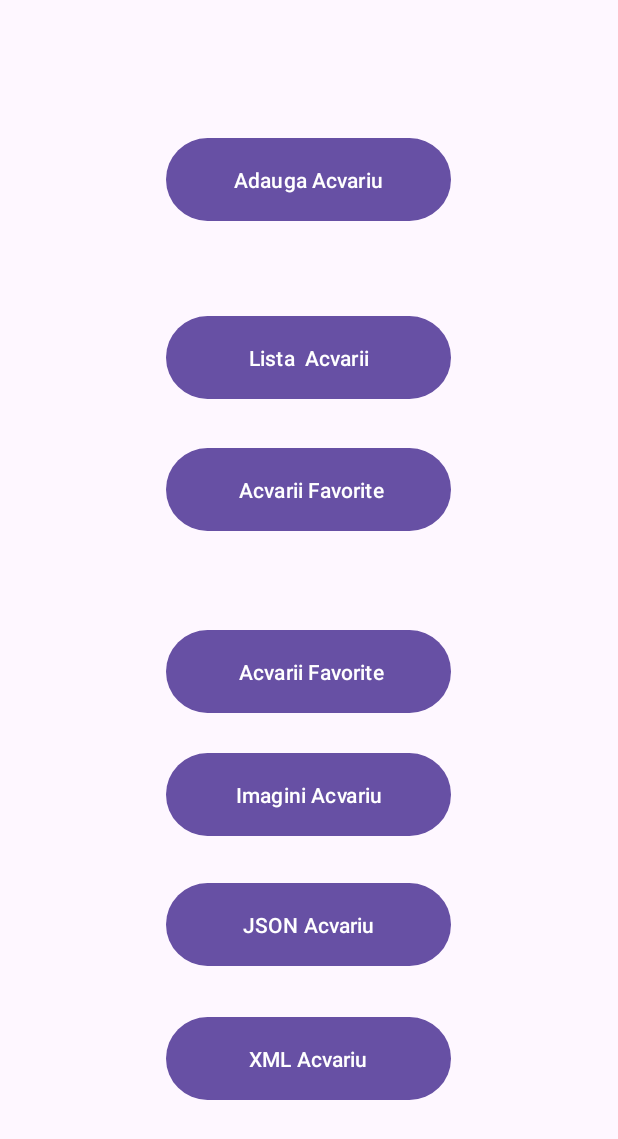
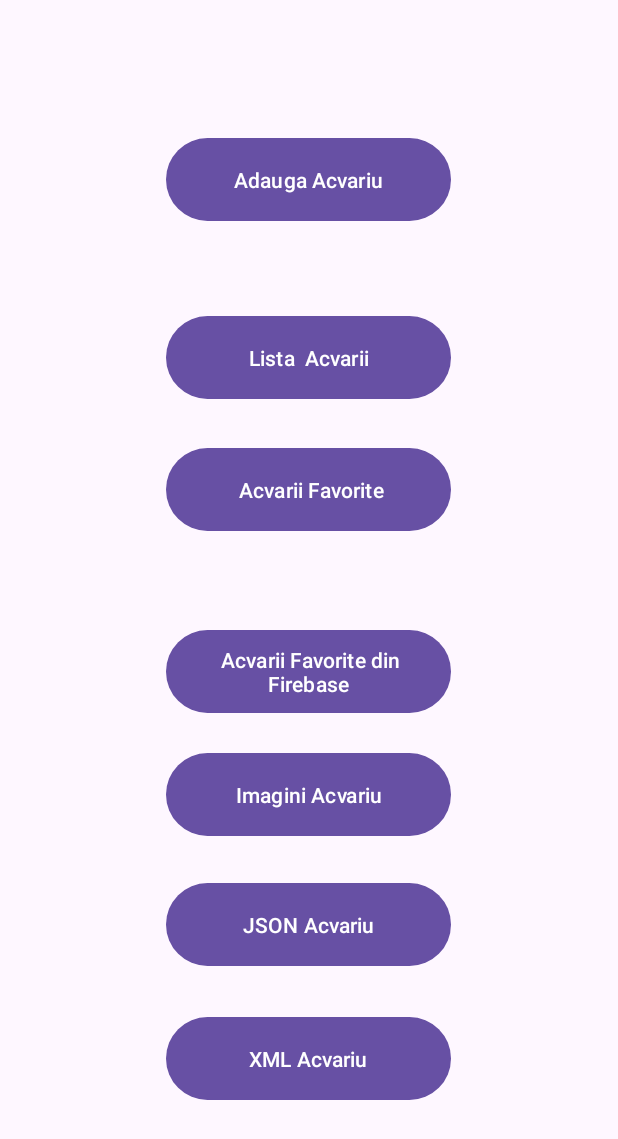
Before and after one commit to AidaNightcore/Sentes_Aida_Elena_ActivitateDAM2024, an Android app: the screen it shows after launch (MainActivity), on a phone screen of 412 x 824 dp. Shown: the top 1139 px of the screen. Run offline under Robolectric (Android 15) with nearby library versions, the phone set to English and light mode, and no system bars; our stand-ins replace Firebase (no records; nobody signed in at launch, a user with empty details on screens opened directly).

Commit message:
seminar13 changed button name, todo: navbar?

```diff
--- a/Acvarii/app/src/main/res/layout/activity_main.xml
+++ b/Acvarii/app/src/main/res/layout/activity_main.xml
@@ -46,7 +46,7 @@
         android:id="@+id/BTNAcvariuFirebase"
         android:layout_width="190dp"
         android:layout_height="63dp"
-        android:text=" Acvarii Favorite"
+        android:text=" Acvarii Favorite din Firebase"
         app:layout_constraintBottom_toBottomOf="parent"
         app:layout_constraintEnd_toEndOf="parent"
         app:layout_constraintHorizontal_bias="0.497"
```
